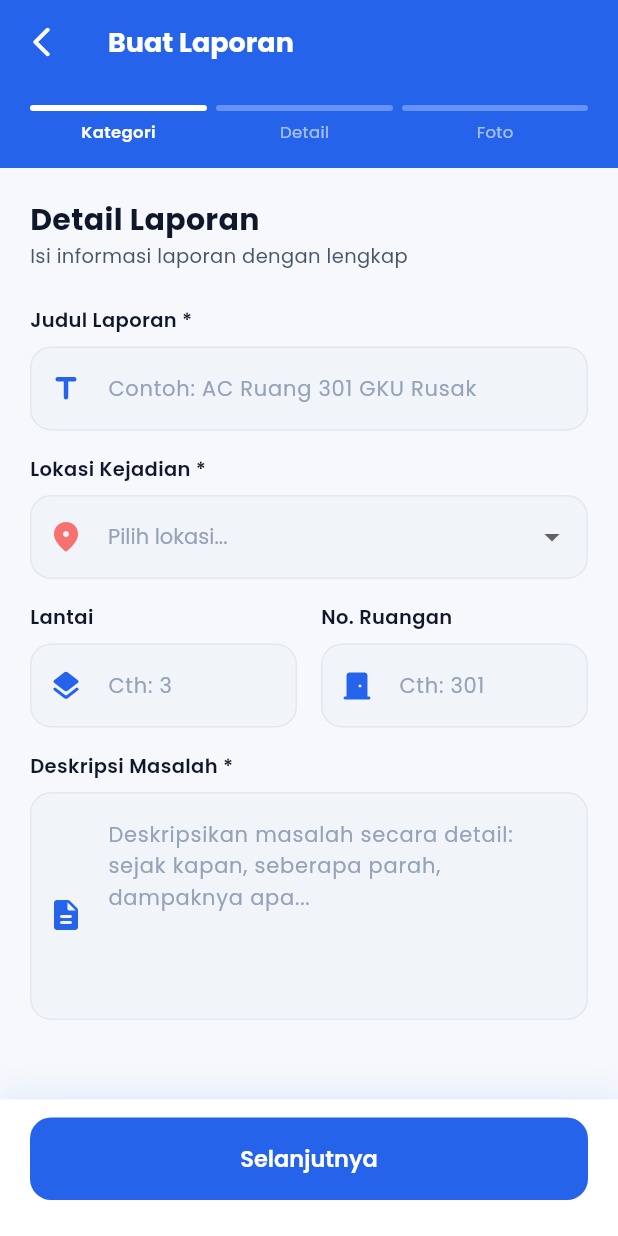
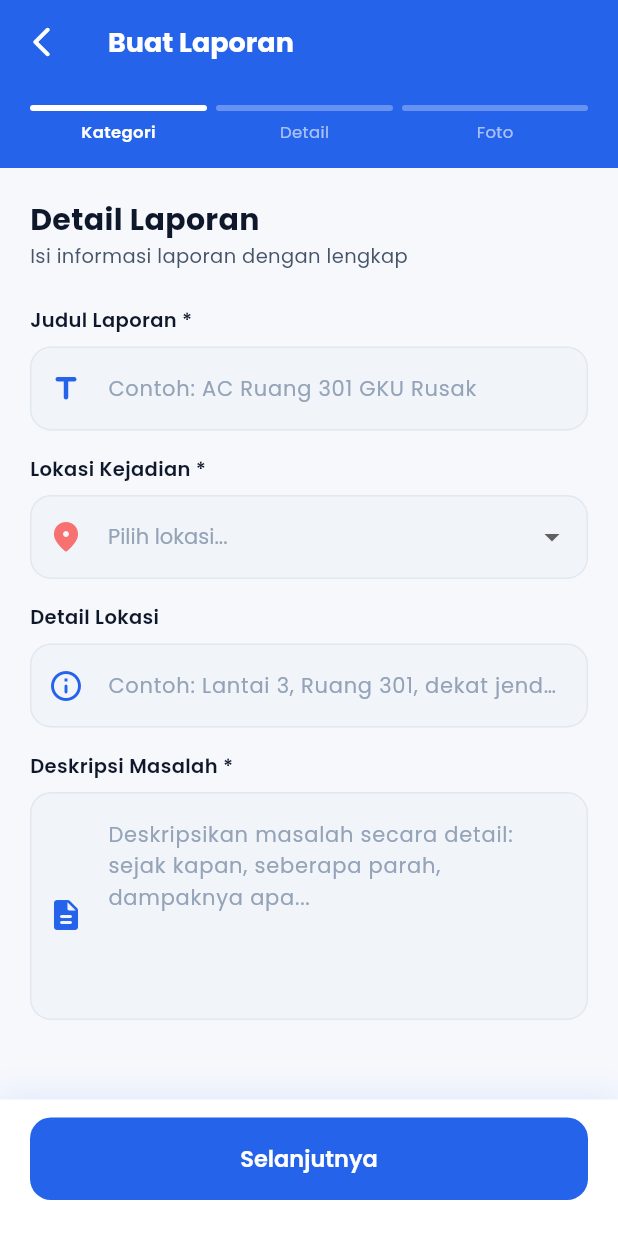
Before and after one commit to fauzidho/tubes_laporin, a Flutter app: the CreateReportScreen screen opened directly, swiped to page 2, on a phone screen of 412 x 824 dp. Run offline on Flutter 3.47's test engine with Material 3 defaults, Android fonts, the phone set to English and light mode, and no system bars; our stand-ins replace camera, cloud_firestore, firebase_auth, firebase_core, google_fonts, image_picker; accounts and stored records are empty.

Commit message:
feat/ui-fixes: handle login error in ID, replace floor/room with locationDetail, round home header, reduce FAB size

```diff
--- a/lib/features/home/widgets/report_card.dart
+++ b/lib/features/home/widgets/report_card.dart
@@ -115,7 +115,7 @@ class ReportCard extends StatelessWidget {
                               const SizedBox(width: 4),
                               Expanded(
                                   child: Text(
-                                    '${report.location}${report.floor != null ? ' • Lt. ${report.floor}' : ''}${report.roomNumber != null ? ' • R. ${report.roomNumber}' : ''}',
+                                    '${report.location}${report.locationDetail != null && report.locationDetail!.isNotEmpty ? ' • ${report.locationDetail}' : ''}',
                                     style: GoogleFonts.poppins(
                                       fontSize: 12,
                                       fontWeight: FontWeight.w500,
--- a/lib/features/report/create_report_screen.dart
+++ b/lib/features/report/create_report_screen.dart
@@ -19,8 +19,7 @@ class _CreateReportScreenState extends State<CreateReportScreen> {
   final _formKey = GlobalKey<FormState>();
   final _titleCtrl = TextEditingController();
   final _descCtrl = TextEditingController();
-  final _floorCtrl = TextEditingController();
-  final _roomCtrl = TextEditingController();
+  final _locationDetailCtrl = TextEditingController();
   final PageController _pageCtrl = PageController();
 
   int _currentStep = 0;
@@ -56,8 +55,7 @@ class _CreateReportScreenState extends State<CreateReportScreen> {
   void dispose() {
     _titleCtrl.dispose();
     _descCtrl.dispose();
-    _floorCtrl.dispose();
-    _roomCtrl.dispose();
+    _locationDetailCtrl.dispose();
     _pageCtrl.dispose();
     super.dispose();
   }
@@ -126,8 +124,7 @@ class _CreateReportScreenState extends State<CreateReportScreen> {
         title: _titleCtrl.text.trim(),
         category: _selectedCategory!,
         location: _selectedLocation!,
-        floor: _floorCtrl.text.trim().isEmpty ? null : _floorCtrl.text.trim(),
-        roomNumber: _roomCtrl.text.trim().isEmpty ? null : _roomCtrl.text.trim(),
+        locationDetail: _locationDetailCtrl.text.trim().isEmpty ? null : _locationDetailCtrl.text.trim(),
         description: _descCtrl.text.trim(),
         photo: _capturedPhoto,
       );
@@ -414,44 +411,15 @@ class _CreateReportScreenState extends State<CreateReportScreen> {
             ),
             const SizedBox(height: 16),
 
-            Row(
-              children: [
-                Expanded(
-                  child: Column(
-                    crossAxisAlignment: CrossAxisAlignment.start,
-                    children: [
-                      _fieldLabel('Lantai'),
-                      const SizedBox(height: 8),
-                      TextFormField(
-                        controller: _floorCtrl,
-                        keyboardType: TextInputType.number,
-                        decoration: const InputDecoration(
-                          hintText: 'Cth: 3',
-                          prefixIcon: Icon(Icons.layers_rounded, color: AppColors.primary),
-                        ),
-                      ),
-                    ],
-                  ),
-                ),
-                const SizedBox(width: 16),
-                Expanded(
-                  child: Column(
-                    crossAxisAlignment: CrossAxisAlignment.start,
-                    children: [
-                      _fieldLabel('No. Ruangan'),
-                      const SizedBox(height: 8),
-                      TextFormField(
-                        controller: _roomCtrl,
-                        textCapitalization: TextCapitalization.characters,
-                        decoration: const InputDecoration(
-                          hintText: 'Cth: 301',
-                          prefixIcon: Icon(Icons.door_front_door_rounded, color: AppColors.primary),
-                        ),
-                      ),
-                    ],
-                  ),
-                ),
-              ],
+            _fieldLabel('Detail Lokasi'),
+            const SizedBox(height: 8),
+            TextFormField(
+              controller: _locationDetailCtrl,
+              textCapitalization: TextCapitalization.sentences,
+              decoration: const InputDecoration(
+                hintText: 'Contoh: Lantai 3, Ruang 301, dekat jendela',
+                prefixIcon: Icon(Icons.info_outline_rounded, color: AppColors.primary),
+              ),
             ),
             const SizedBox(height: 16),
 
@@ -585,8 +553,7 @@ class _CreateReportScreenState extends State<CreateReportScreen> {
                 _summaryRow(
                     'Lokasi',
                     '${_selectedLocation ?? '-'} '
-                    '${_floorCtrl.text.isNotEmpty ? '(Lt. ${_floorCtrl.text})' : ''} '
-                    '${_roomCtrl.text.isNotEmpty ? '[R. ${_roomCtrl.text}]' : ''}'),
+                    '${_locationDetailCtrl.text.isNotEmpty ? '(${_locationDetailCtrl.text})' : ''}'),
                 _summaryRow('Foto',
                     _capturedPhoto != null ? '✅ Ada' : '⚠️ Tidak ada'),
               ],
--- a/lib/features/report/report_detail_screen.dart
+++ b/lib/features/report/report_detail_screen.dart
@@ -336,8 +336,11 @@ class _ReportDetailScreenState extends State<ReportDetailScreen> {
                           ),
                           _InfoRow(
                             icon: Icons.location_on_rounded,
-                            label: 'Lokasi',
+                            label: 'Lokasi Kejadian',
                             value: report.location,
+                            subValue: report.locationDetail != null && report.locationDetail!.isNotEmpty
+                                ? 'Detail: ${report.locationDetail}'
+                                : null,
                             color: Colors.red,
                           ),
                           const Padding(
--- a/lib/models/report_model.dart
+++ b/lib/models/report_model.dart
@@ -93,8 +93,7 @@ class ReportModel {
   final String title;
   final ReportCategory category;
   final String location;
-  final String? floor;
-  final String? roomNumber;
+  final String? locationDetail;
   final String description;
   final String? photoPath; // local file path atau URL
   final ReportStatus status;
@@ -112,8 +111,7 @@ class ReportModel {
     required this.title,
     required this.category,
     required this.location,
-    this.floor,
-    this.roomNumber,
+    this.locationDetail,
     required this.description,
     this.photoPath,
     this.status = ReportStatus.pending,
@@ -132,8 +130,7 @@ class ReportModel {
     String? title,
     ReportCategory? category,
     String? location,
-    String? floor,
-    String? roomNumber,
+    String? locationDetail,
     String? description,
     String? photoPath,
     ReportStatus? status,
@@ -151,8 +148,7 @@ class ReportModel {
       title: title ?? this.title,
       category: category ?? this.category,
       location: location ?? this.location,
-      floor: floor ?? this.floor,
-      roomNumber: roomNumber ?? this.roomNumber,
+      locationDetail: locationDetail ?? this.locationDetail,
       description: description ?? this.description,
       photoPath: photoPath ?? this.photoPath,
       status: status ?? this.status,
@@ -172,8 +168,7 @@ class ReportModel {
       'title': title,
       'category': category.name,
       'location': location,
-      'floor': floor,
-      'roomNumber': roomNumber,
+      'locationDetail': locationDetail,
       'description': description,
       'photoPath': photoPath,
       'status': status.name,
@@ -204,8 +199,7 @@ class ReportModel {
         orElse: () => ReportCategory.lainnya,
       ),
       location: map['location'] ?? '',
-      floor: map['floor'],
-      roomNumber: map['roomNumber'],
+      locationDetail: map['locationDetail'] ?? map['floor_room_detail'] ?? map['floor'], // Map floor as fallback if locationDetail is empty
       description: map['description'] ?? '',
       photoPath: map['photoPath'],
       status: ReportStatus.values.firstWhere(
--- a/lib/providers/report_provider.dart
+++ b/lib/providers/report_provider.dart
@@ -70,8 +70,7 @@ class ReportProvider extends ChangeNotifier {
     required String title,
     required ReportCategory category,
     required String location,
-    String? floor,
-    String? roomNumber,
+    String? locationDetail,
     required String description,
     XFile? photo, // Menggunakan XFile untuk dukungan cross-platform (Web/Mobile/Desktop)
   }) async {
@@ -101,8 +100,7 @@ class ReportProvider extends ChangeNotifier {
         title: title,
         category: category,
         location: location,
-        floor: floor,
-        roomNumber: roomNumber,
+        locationDetail: locationDetail,
         description: description,
         photoPath: uploadUrl, // Nullable, or URL if uploaded
         status: ReportStatus.pending,
```
Also changed, not shown: lib/features/auth/login_screen.dart (+56 -1 lines), lib/features/home/home_screen.dart (+18 -3 lines), lib/providers/auth_provider.dart (+24 -2 lines).
